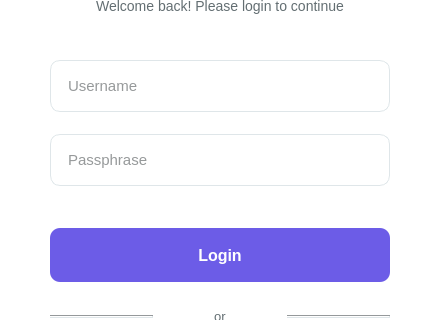
Old version of the form src/ui/windows/login/login.ui in the repository Fred-Sheppard/Eastwood; both pictures show x 0 to 440 and y 135 to 455 of the 440 by 600 pixel window.
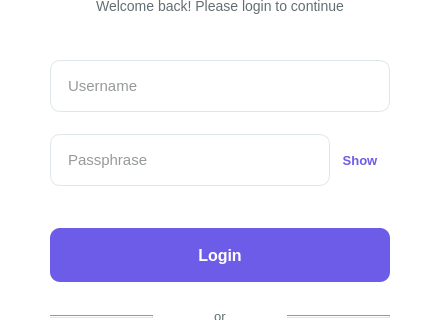
New version of the form.

Commit message: add show / hide functionality

```diff
--- a/src/ui/windows/login/login.ui
+++ b/src/ui/windows/login/login.ui
@@ -117,6 +117,11 @@
     </widget>
    </item>
    <item>
+    <layout class="QHBoxLayout" name="passphraseLayout">
+     <property name="spacing">
+      <number>0</number>
+     </property>
+     <item>
     <widget class="QLineEdit" name="passphraseEdit">
      <property name="minimumSize">
       <size>
@@ -127,6 +132,7 @@
      <property name="styleSheet">
       <string notr="true">QLineEdit {
   padding-left: 15px;
+  padding-right: 60px;
   font-size: 15px;
   border-radius: 10px;
   background-color: white;
@@ -144,6 +150,40 @@
       <string>Passphrase</string>
      </property>
     </widget>
+     </item>
+     <item>
+      <widget class="QPushButton" name="togglePassphraseButton">
+       <property name="minimumSize">
+        <size>
+         <width>60</width>
+         <height>52</height>
+        </size>
+       </property>
+       <property name="maximumSize">
+        <size>
+         <width>60</width>
+         <height>52</height>
+        </size>
+       </property>
+       <property name="styleSheet">
+        <string notr="true">QPushButton {
+  border: none;
+  background-color: transparent;
+  padding: 0px;
+  font-size: 13px;
+  color: #6c5ce7;
+  font-weight: bold;
+}
+QPushButton:hover {
+  color: #5049c9;
+}</string>
+       </property>
+       <property name="text">
+        <string>Show</string>
+       </property>
+      </widget>
+     </item>
+    </layout>
    </item>
    <item>
     <layout class="QHBoxLayout" name="forgotPassphraseLayout">
```
Lines whose indentation alone changed are shown as unchanged. The commit also changes 6 other files.
